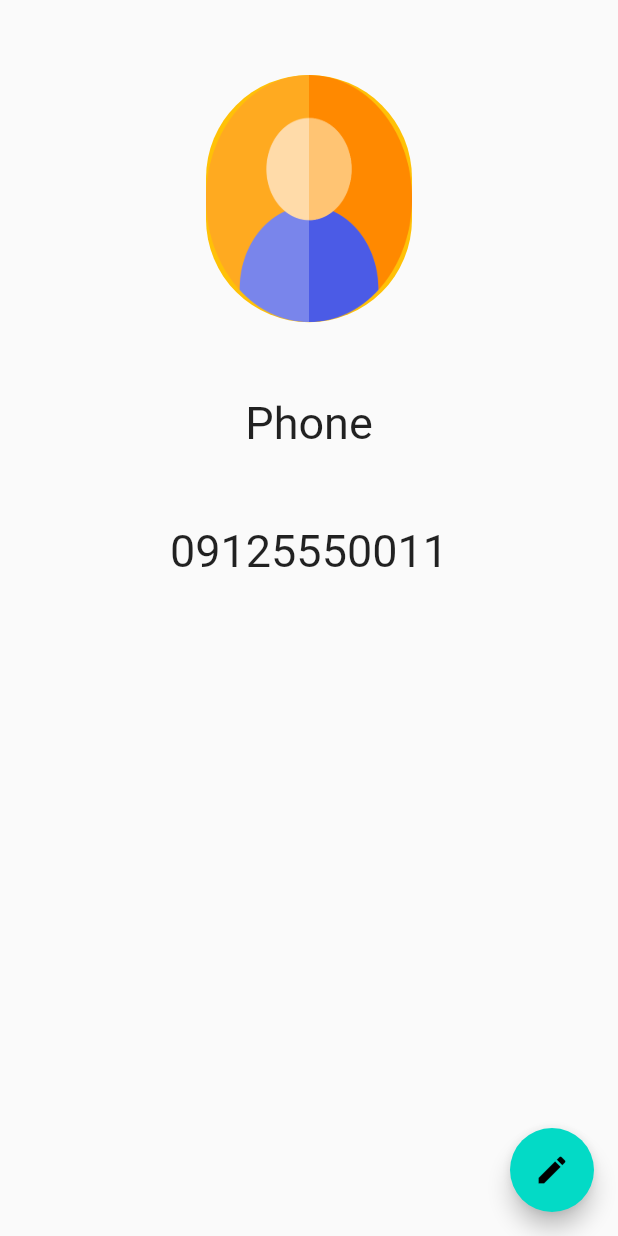
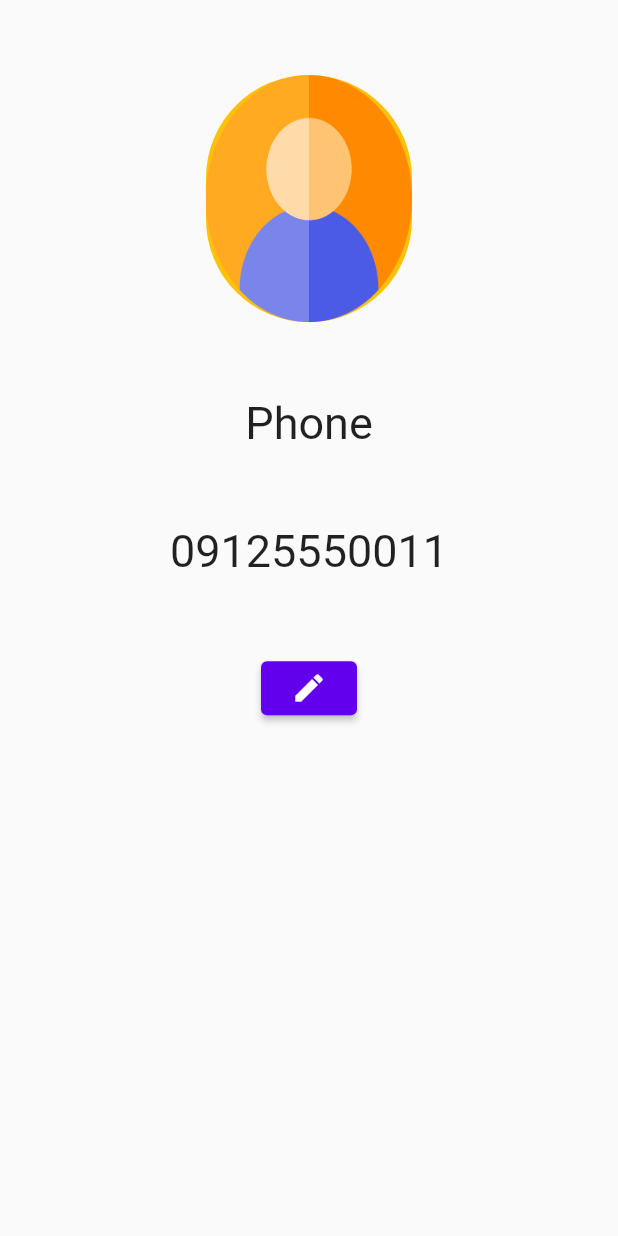
Before and after one commit to RezaHeidary/last_app, a Flutter app: the AccountScreen screen opened directly, on a phone screen of 412 x 824 dp. Run offline on Flutter 3.47's test engine with Material 2 defaults, Android fonts, the phone set to English and light mode, and no system bars; our stand-ins replace connectivity_plus, custom_navigation_bar, firebase_core, firebase_messaging, get, get_storage and 5 more; missing offline and left inert: persian_number_utility; accounts and stored records are empty.

Commit message:
add firabase

```diff
--- a/lib/core/values/languegs/languegs.dart
+++ b/lib/core/values/languegs/languegs.dart
@@ -25,6 +25,8 @@ class Messages extends Translations {
           'more': 'Show more',
           'basketPrice': 'Price  ',
           'accuntPhone': 'Phone',
+          'addImageFromCamera': 'Camera',
+          'addImageFromgallery': 'Gallery',
           'exit': 'Exit'
         },
         'fa_IR': {
@@ -49,6 +51,8 @@ class Messages extends Translations {
           'more': 'بیشتر',
           'basketPrice': ' تومان',
           'accuntPhone': 'تلفن',
+          'addImageFromCamera': 'دوربین',
+          'addImageFromgallery': 'گالری',
           'exit': 'خروج'
         }
       };
--- a/lib/modules/home/screen/account_Screen.dart
+++ b/lib/modules/home/screen/account_Screen.dart
@@ -5,7 +5,9 @@
 import 'package:flutter/material.dart';
 import 'package:get/get.dart';
 import 'package:last_app/gen/assets.gen.dart';
+import 'package:last_app/modules/home/widget/account_widget/add_image.dart';
 
+// ignore: must_be_immutable
 class AccountScreen extends StatelessWidget {
   const AccountScreen({super.key});
 
@@ -19,7 +21,25 @@ class AccountScreen extends StatelessWidget {
             const SizedBox(
               height: 50,
             ),
-            Container(
+            GestureDetector(
+              onTap: () {
+                AddImageController.mageBottomSheet(context);
+              },
+              child: Obx(
+                () => AddImageController.picImage.image!.value.path.isNotEmpty
+                    ? Container(
+                        width: Get.width / 3,
+                        height: Get.height / 5,
+                        decoration: BoxDecoration(
+                            color: Colors.amber,
+                            borderRadius: BorderRadius.circular(1000),
+                            image: DecorationImage(
+                              image: FileImage(
+                                  AddImageController.picImage.image!.value),
+                              fit: BoxFit.fill,
+                            )),
+                      )
+                    : Container(
                         width: Get.width / 3,
                         height: Get.height / 5,
                         decoration: BoxDecoration(
@@ -29,6 +49,8 @@ class AccountScreen extends StatelessWidget {
                               image: AssetImage(Assets.images.user.path),
                               fit: BoxFit.fill,
                             )),
+                      ),
+              ),
             ),
             const SizedBox(
               height: 50,
@@ -44,11 +66,13 @@ class AccountScreen extends StatelessWidget {
               "09125550011",
               style: TextStyle(fontSize: 30),
             ),
+            const SizedBox(
+              height: 50,
+            ),
+            ElevatedButton(onPressed: () {}, child: const Icon(Icons.edit))
           ],
         ),
       ),
-      floatingActionButton:
-          FloatingActionButton(onPressed: () {}, child: const Icon(Icons.edit)),
     );
   }
 }
--- a/lib/modules/home/view/home_view.dart
+++ b/lib/modules/home/view/home_view.dart
@@ -27,7 +27,7 @@ class HomeView extends StatelessWidget {
             children: [
               const HomeScreen(),
               const BasketScreen(),
-              const AccountScreen(),
+              AccountScreen(),
             ],
           ),
         ),
--- a/lib/modules/login/controller/login_controller.dart
+++ b/lib/modules/login/controller/login_controller.dart
@@ -1,15 +1,11 @@
-import 'package:flutter/cupertino.dart';
 import 'package:get/get.dart';
 import 'package:last_app/routes/pages.dart';
 
 class LoginController extends GetxController {
   var indexPage = 0.obs;
-  var textEditingController = TextEditingController().obs;
 
   getSendCode() {
-    if (textEditingController.value.text.isNotEmpty) {
-      indexPage.value = 1;
-    }
+    indexPage.value = 1;
   }
 
   getBack() {
--- a/lib/modules/login/view/login_view.dart
+++ b/lib/modules/login/view/login_view.dart
@@ -11,6 +11,6 @@ class LoginView extends StatelessWidget {
     return Scaffold(
         resizeToAvoidBottomInset: false,
         appBar: AppBarStyle.widgetAppBar("appLogin".tr),
-        body: const LoginScreen());
+        body: LoginScreen());
   }
 }
--- a/lib/modules/login/widget/login_code_widget.dart
+++ b/lib/modules/login/widget/login_code_widget.dart
@@ -1,11 +1,13 @@
 import 'package:flutter/material.dart';
 import 'package:get/get.dart';
 import 'package:last_app/core/themes/style/btn_login_style.dart';
+import 'package:last_app/modules/login/controller/firebase_controller.dart';
 import '../controller/login_controller.dart';
 
 class LoginCodeWidget {
   LoginCodeWidget._();
   static var loginController = Get.find<LoginController>();
+  static var loginFireBaseController = Get.find<LoginFireBase>();
 
   static widgetCode() {
     return Column(
@@ -16,6 +18,7 @@ class LoginCodeWidget {
           padding: const EdgeInsets.all(40),
           // ignore: prefer_const_constructors
           child: TextField(
+            controller: loginFireBaseController.textEditingControllerCode.value,
             decoration: InputDecoration(
               hintText: "textFildCode".tr,
             ),
@@ -27,7 +30,7 @@ class LoginCodeWidget {
         ),
         ElevatedButton(
             onPressed: () {
-              loginController.getRouteShop();
+              loginFireBaseController.getCheckCodeForLogin();
             },
             style: BtnLoginStyle.btnStyle,
             child: Text(
```
Also changed, not shown: lib/core/component/component.dart (added, +16 -0 lines), lib/data/seviec/service.dart (added, +24 -0 lines), lib/main.dart (+13 -5 lines), lib/modules/home/controller/home_controller.dart (+42 -0 lines), lib/modules/home/screen/basket_screen.dart (+4 -5 lines), lib/modules/home/widget/account_widget/add_image.dart (added, +72 -0 lines), lib/modules/login/controller/firebase_controller.dart (added, +33 -0 lines), lib/modules/login/screen/login_screen.dart (+9 -4 lines), lib/modules/login/widget/login_phone_widget.dart (+6 -1 lines), pubspec.yaml (+10 -0 lines), pubspec.lock, 8 other files. Lines whose indentation alone changed are shown as unchanged.
